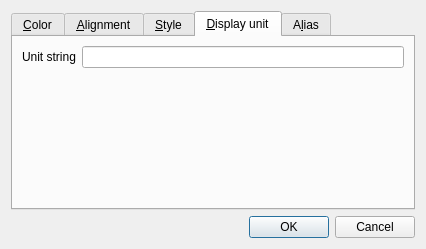
The window that src/Mod/Spreadsheet/Gui/PropertiesDialog.ui (southseact-3d/fcd) describes before a commit, drawn with Qt 5.
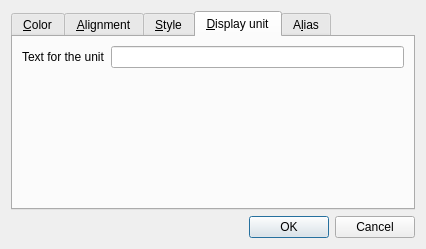
The same window after the commit. The open tabs and pages were chosen to show the change. Custom widgets are drawn as their Qt base class.

The edit to the form file:
```diff
--- a/src/Mod/Spreadsheet/Gui/PropertiesDialog.ui
+++ b/src/Mod/Spreadsheet/Gui/PropertiesDialog.ui
@@ -236,7 +236,7 @@
        <item row="0" column="0">
         <widget class="QLabel" name="label_3">
          <property name="text">
-          <string>Unit string</string>
+          <string>Text for the unit</string>
          </property>
         </widget>
        </item>
```
